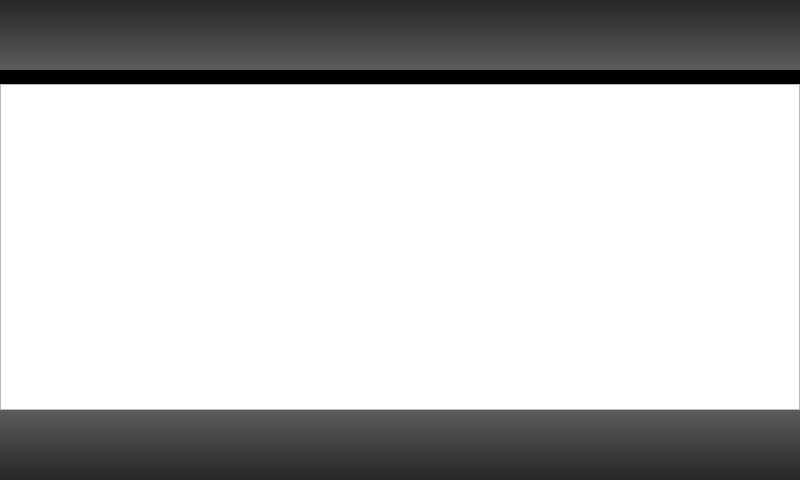
Qt form src/ui/libraryform.ui (niktischenko/someplayer) before a commit.
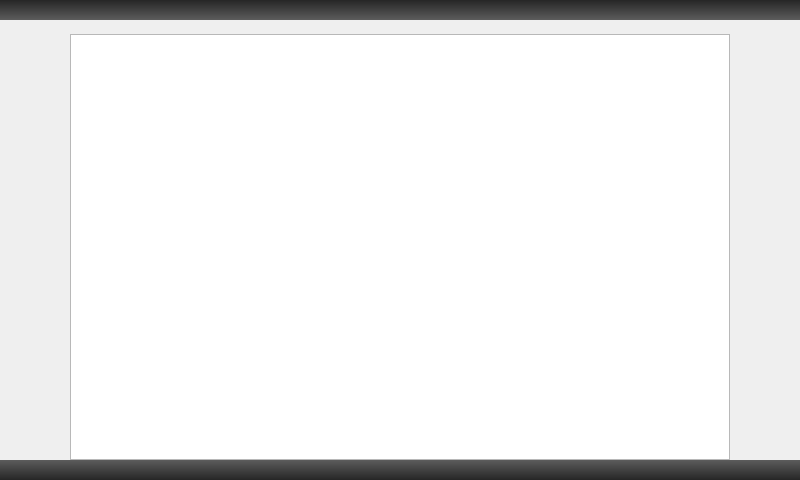
The same form after that commit. Icons and pictures are not drawn.

Commit message: Black icons came back Improved UI Enhanced performance

The edit to the form file:
```diff
--- a/src/ui/libraryform.ui
+++ b/src/ui/libraryform.ui
@@ -50,22 +50,17 @@
   <property name="windowTitle">
    <string>Form</string>
   </property>
-  <layout class="QHBoxLayout" name="horizontalLayout_3">
-   <property name="spacing">
-    <number>0</number>
-   </property>
-   <property name="margin">
-    <number>0</number>
-   </property>
-   <item>
     <layout class="QVBoxLayout" name="verticalLayout_2">
      <property name="spacing">
       <number>0</number>
      </property>
+   <property name="margin">
+    <number>0</number>
+   </property>
      <item>
       <widget class="QWidget" name="topWidget" native="true">
        <property name="styleSheet">
-        <string notr="true">background: qlineargradient(spread:pad, x1:0, y1:0, x2:0, y2:1, stop:0.00549451 rgba(38, 38, 38, 255), stop:0.994505 rgba(92, 92, 92, 255))</string>
+      <string notr="true">background: qlineargradient(spread:pad, x1:0, y1:0, x2:0, y2:1, stop:0 rgba(38, 38, 38, 255), stop:1 rgba(92, 92, 92, 255))</string>
        </property>
        <layout class="QHBoxLayout" name="horizontalLayout">
         <property name="spacing">
@@ -75,39 +70,59 @@
          <number>0</number>
         </property>
         <item>
-         <widget class="QPushButton" name="backButton">
-          <property name="sizePolicy">
-           <sizepolicy hsizetype="Fixed" vsizetype="Fixed">
-            <horstretch>0</horstretch>
-            <verstretch>0</verstretch>
-           </sizepolicy>
-          </property>
-          <property name="minimumSize">
+       <spacer name="thorizontalSpacer_0">
+        <property name="orientation">
+         <enum>Qt::Horizontal</enum>
+        </property>
+        <property name="sizeHint" stdset="0">
            <size>
-            <width>70</width>
-            <height>70</height>
-           </size>
-          </property>
-          <property name="maximumSize">
+          <width>40</width>
+          <height>20</height>
+         </size>
+        </property>
+       </spacer>
+      </item>
+      <item>
+       <spacer name="thorizontalSpacer_1">
+        <property name="orientation">
+         <enum>Qt::Horizontal</enum>
+        </property>
+        <property name="sizeHint" stdset="0">
            <size>
-            <width>70</width>
-            <height>70</height>
-           </size>
-          </property>
-          <property name="text">
-           <string/>
-          </property>
-          <property name="icon">
-           <iconset>
-            <normaloff>:/icons/white/back.png</normaloff>:/icons/white/back.png</iconset>
-          </property>
-          <property name="flat">
-           <bool>true</bool>
-          </property>
-         </widget>
+          <width>40</width>
+          <height>20</height>
+         </size>
+        </property>
+       </spacer>
+      </item>
+      <item>
+       <spacer name="thorizontalSpacer_2">
+        <property name="orientation">
+         <enum>Qt::Horizontal</enum>
+        </property>
+        <property name="sizeHint" stdset="0">
+         <size>
+          <width>40</width>
+          <height>20</height>
+         </size>
+        </property>
+       </spacer>
+      </item>
+      <item>
+       <spacer name="thorizontalSpacer_3">
+        <property name="orientation">
+         <enum>Qt::Horizontal</enum>
+        </property>
+        <property name="sizeHint" stdset="0">
+         <size>
+          <width>40</width>
+          <height>20</height>
+         </size>
+        </property>
+       </spacer>
         </item>
         <item>
-         <spacer name="horizontalSpacer">
+       <spacer name="thorizontalSpacer_4">
           <property name="orientation">
            <enum>Qt::Horizontal</enum>
           </property>
@@ -122,6 +137,64 @@
           </property>
          </spacer>
         </item>
+     </layout>
+    </widget>
+   </item>
+   <item>
+    <layout class="QHBoxLayout" name="horizontalLayout_3">
+     <property name="spacing">
+      <number>0</number>
+     </property>
+     <item>
+      <layout class="QVBoxLayout" name="lverticalLayout">
+       <property name="spacing">
+        <number>0</number>
+       </property>
+       <item>
+        <widget class="QPushButton" name="backButton">
+         <property name="sizePolicy">
+          <sizepolicy hsizetype="Fixed" vsizetype="Fixed">
+           <horstretch>0</horstretch>
+           <verstretch>0</verstretch>
+          </sizepolicy>
+         </property>
+         <property name="minimumSize">
+          <size>
+           <width>70</width>
+           <height>70</height>
+          </size>
+         </property>
+         <property name="maximumSize">
+          <size>
+           <width>70</width>
+           <height>70</height>
+          </size>
+         </property>
+         <property name="text">
+          <string/>
+         </property>
+         <property name="icon">
+          <iconset resource="../../resources/resources.qrc">
+           <normaloff>:/icons/white/back.png</normaloff>:/icons/white/back.png</iconset>
+         </property>
+         <property name="flat">
+          <bool>true</bool>
+         </property>
+        </widget>
+       </item>
+       <item>
+        <spacer name="lverticalSpacer_0">
+         <property name="orientation">
+          <enum>Qt::Vertical</enum>
+         </property>
+         <property name="sizeHint" stdset="0">
+          <size>
+           <width>20</width>
+           <height>40</height>
+          </size>
+         </property>
+        </spacer>
+       </item>
         <item>
          <widget class="QPushButton" name="addButton">
           <property name="sizePolicy">
@@ -146,7 +219,7 @@
            <string/>
           </property>
           <property name="icon">
-           <iconset>
+          <iconset resource="../../resources/resources.qrc">
             <normaloff>:/icons/white/add.png</normaloff>:/icons/white/add.png</iconset>
           </property>
           <property name="flat">
@@ -155,14 +228,14 @@
          </widget>
         </item>
         <item>
-         <spacer name="horizontalSpacer_2">
+        <spacer name="lverticalSpacer_1">
           <property name="orientation">
-           <enum>Qt::Horizontal</enum>
+          <enum>Qt::Vertical</enum>
           </property>
           <property name="sizeHint" stdset="0">
            <size>
-            <width>40</width>
-            <height>20</height>
+           <width>20</width>
+           <height>40</height>
            </size>
           </property>
          </spacer>
@@ -185,7 +258,7 @@
            <string/>
           </property>
           <property name="icon">
-           <iconset>
+          <iconset resource="../../resources/resources.qrc">
             <normaloff>:/icons/white/delete.png</normaloff>:/icons/white/delete.png</iconset>
           </property>
           <property name="flat">
@@ -194,14 +267,14 @@
          </widget>
         </item>
         <item>
-         <spacer name="horizontalSpacer_3">
+        <spacer name="lverticalSpacer_2">
           <property name="orientation">
-           <enum>Qt::Horizontal</enum>
+          <enum>Qt::Vertical</enum>
           </property>
           <property name="sizeHint" stdset="0">
            <size>
-            <width>40</width>
-            <height>20</height>
+           <width>20</width>
+           <height>40</height>
            </size>
           </property>
          </spacer>
@@ -230,7 +303,7 @@
            <string/>
           </property>
           <property name="icon">
-           <iconset>
+          <iconset resource="../../resources/resources.qrc">
             <normaloff>:/icons/white/use.png</normaloff>:/icons/white/use.png</iconset>
           </property>
           <property name="flat">
@@ -239,20 +312,20 @@
          </widget>
         </item>
         <item>
-         <spacer name="thorizontalSpacer_0">
+        <spacer name="lverticalSpacer_3">
           <property name="orientation">
-           <enum>Qt::Horizontal</enum>
+          <enum>Qt::Vertical</enum>
           </property>
           <property name="sizeHint" stdset="0">
            <size>
-            <width>40</width>
-            <height>20</height>
+           <width>20</width>
+           <height>40</height>
            </size>
           </property>
          </spacer>
         </item>
         <item>
-         <widget class="QPushButton" name="selectAllButton">
+        <widget class="QPushButton" name="playerButton">
           <property name="sizePolicy">
            <sizepolicy hsizetype="Fixed" vsizetype="Fixed">
             <horstretch>0</horstretch>
@@ -275,53 +348,8 @@
            <string/>
           </property>
           <property name="icon">
-           <iconset>
-            <normaloff>:/icons/white/select_all.png</normaloff>:/icons/white/select_all.png</iconset>
-          </property>
-          <property name="flat">
-           <bool>true</bool>
-          </property>
-         </widget>
-        </item>
-        <item>
-         <spacer name="horizontalSpacer_5">
-          <property name="orientation">
-           <enum>Qt::Horizontal</enum>
-          </property>
-          <property name="sizeHint" stdset="0">
-           <size>
-            <width>40</width>
-            <height>20</height>
-           </size>
-          </property>
-         </spacer>
-        </item>
-        <item>
-         <widget class="QPushButton" name="moreButton">
-          <property name="sizePolicy">
-           <sizepolicy hsizetype="Fixed" vsizetype="Fixed">
-            <horstretch>0</horstretch>
-            <verstretch>0</verstretch>
-           </sizepolicy>
-          </property>
-          <property name="minimumSize">
-           <size>
-            <width>70</width>
-            <height>70</height>
-           </size>
-          </property>
-          <property name="maximumSize">
-           <size>
-            <width>70</width>
-            <height>70</height>
-           </size>
-          </property>
-          <property name="text">
-           <string/>
-          </property>
-          <property name="icon">
-           <iconset>
-            <normaloff>:/icons/white/more.png</normaloff>:/icons/white/more.png</iconset>
+          <iconset resource="../../resources/resources.qrc">
+           <normaloff>:/icons/white/player.png</normaloff>:/icons/white/player.png</iconset>
           </property>
           <property name="flat">
            <bool>true</bool>
@@ -329,8 +357,12 @@
          </widget>
         </item>
        </layout>
-      </widget>
      </item>
+     <item>
+      <layout class="QVBoxLayout" name="verticalLayout">
+       <property name="spacing">
+        <number>0</number>
+       </property>
      <item>
       <layout class="QVBoxLayout" name="toolsLayout"/>
      </item>
@@ -339,10 +371,6 @@
        <property name="enabled">
         <bool>false</bool>
        </property>
-       <property name="styleSheet">
-        <string notr="true">background: black;
-color: white;</string>
-       </property>
        <property name="text">
         <string/>
        </property>
@@ -379,20 +407,60 @@
        </property>
       </widget>
      </item>
+      </layout>
+     </item>
      <item>
-      <widget class="QWidget" name="bottomWidget" native="true">
-       <property name="styleSheet">
-        <string notr="true">background: qlineargradient(spread:pad, x1:0, y1:1, x2:0, y2:0, stop:0.00549451 rgba(38, 38, 38, 255), stop:0.994505 rgba(92, 92, 92, 255))</string>
-       </property>
-       <layout class="QHBoxLayout" name="horizontalLayout_2">
+      <layout class="QVBoxLayout" name="rverticalLayout">
         <property name="spacing">
          <number>0</number>
         </property>
-        <property name="margin">
-         <number>0</number>
-        </property>
+       <item>
+        <widget class="QPushButton" name="moreButton">
+         <property name="sizePolicy">
+          <sizepolicy hsizetype="Fixed" vsizetype="Fixed">
+           <horstretch>0</horstretch>
+           <verstretch>0</verstretch>
+          </sizepolicy>
+         </property>
+         <property name="minimumSize">
+          <size>
+           <width>70</width>
+           <height>70</height>
+          </size>
+         </property>
+         <property name="maximumSize">
+          <size>
+           <width>70</width>
+           <height>70</height>
+          </size>
+         </property>
+         <property name="text">
+          <string/>
+         </property>
+         <property name="icon">
+          <iconset resource="../../resources/resources.qrc">
+           <normaloff>:/icons/white/more.png</normaloff>:/icons/white/more.png</iconset>
+         </property>
+         <property name="flat">
+          <bool>true</bool>
+         </property>
+        </widget>
+       </item>
         <item>
-         <widget class="QPushButton" name="playerButton">
+        <spacer name="rverticalSpacer_0">
+         <property name="orientation">
+          <enum>Qt::Vertical</enum>
+         </property>
+         <property name="sizeHint" stdset="0">
+          <size>
+           <width>20</width>
+           <height>40</height>
+          </size>
+         </property>
+        </spacer>
+       </item>
+       <item>
+        <widget class="QPushButton" name="selectAllButton">
           <property name="sizePolicy">
            <sizepolicy hsizetype="Fixed" vsizetype="Fixed">
             <horstretch>0</horstretch>
@@ -415,8 +483,8 @@
            <string/>
           </property>
           <property name="icon">
-           <iconset>
-            <normaloff>:/icons/white/player.png</normaloff>:/icons/white/player.png</iconset>
+          <iconset resource="../../resources/resources.qrc">
+           <normaloff>:/icons/white/select_all.png</normaloff>:/icons/white/select_all.png</iconset>
           </property>
           <property name="flat">
            <bool>true</bool>
@@ -424,14 +492,14 @@
          </widget>
         </item>
         <item>
-         <spacer name="bhorizontalSpacer_0">
+        <spacer name="rverticalSpacer_1">
           <property name="orientation">
-           <enum>Qt::Horizontal</enum>
+          <enum>Qt::Vertical</enum>
           </property>
           <property name="sizeHint" stdset="0">
            <size>
-            <width>40</width>
-            <height>20</height>
+           <width>20</width>
+           <height>40</height>
            </size>
           </property>
          </spacer>
@@ -460,7 +528,7 @@
            <string/>
           </property>
           <property name="icon">
-           <iconset>
+          <iconset resource="../../resources/resources.qrc">
             <normaloff>:/icons/white/artists.png</normaloff>:/icons/white/artists.png</iconset>
           </property>
           <property name="flat">
@@ -469,59 +537,14 @@
          </widget>
         </item>
         <item>
-         <spacer name="bhorizontalSpacer_1">
+        <spacer name="rverticalSpacer_2">
           <property name="orientation">
-           <enum>Qt::Horizontal</enum>
+          <enum>Qt::Vertical</enum>
           </property>
           <property name="sizeHint" stdset="0">
            <size>
-            <width>40</width>
-            <height>20</height>
-           </size>
-          </property>
-         </spacer>
-        </item>
-        <item>
-         <widget class="QPushButton" name="dynamicButton">
-          <property name="sizePolicy">
-           <sizepolicy hsizetype="Fixed" vsizetype="Fixed">
-            <horstretch>0</horstretch>
-            <verstretch>0</verstretch>
-           </sizepolicy>
-          </property>
-          <property name="minimumSize">
-           <size>
-            <width>70</width>
-            <height>70</height>
-           </size>
-          </property>
-          <property name="maximumSize">
-           <size>
-            <width>70</width>
-            <height>70</height>
-           </size>
-          </property>
-          <property name="text">
-           <string/>
-          </property>
-          <property name="icon">
-           <iconset>
-            <normaloff>:/icons/white/dynamic.png</normaloff>:/icons/white/dynamic.png</iconset>
-          </property>
-          <property name="flat">
-           <bool>true</bool>
-          </property>
-         </widget>
-        </item>
-        <item>
-         <spacer name="horizontalSpacer_4">
-          <property name="orientation">
-           <enum>Qt::Horizontal</enum>
-          </property>
-          <property name="sizeHint" stdset="0">
-           <size>
-            <width>40</width>
-            <height>20</height>
+           <width>20</width>
+           <height>40</height>
            </size>
           </property>
          </spacer>
@@ -544,7 +567,7 @@
            <string/>
           </property>
           <property name="icon">
-           <iconset>
+          <iconset resource="../../resources/resources.qrc">
             <normaloff>:/icons/white/playlists.png</normaloff>:/icons/white/playlists.png</iconset>
           </property>
           <property name="flat">
@@ -552,13 +575,113 @@
           </property>
          </widget>
         </item>
-       </layout>
+       <item>
+        <spacer name="rverticalSpacer_3">
+         <property name="orientation">
+          <enum>Qt::Vertical</enum>
+         </property>
+         <property name="sizeHint" stdset="0">
+          <size>
+           <width>20</width>
+           <height>40</height>
+          </size>
+         </property>
+        </spacer>
+       </item>
+       <item>
+        <widget class="QPushButton" name="dynamicButton">
+         <property name="sizePolicy">
+          <sizepolicy hsizetype="Fixed" vsizetype="Fixed">
+           <horstretch>0</horstretch>
+           <verstretch>0</verstretch>
+          </sizepolicy>
+         </property>
+         <property name="minimumSize">
+          <size>
+           <width>70</width>
+           <height>70</height>
+          </size>
+         </property>
+         <property name="maximumSize">
+          <size>
+           <width>70</width>
+           <height>70</height>
+          </size>
+         </property>
+         <property name="text">
+          <string/>
+         </property>
+         <property name="icon">
+          <iconset resource="../../resources/resources.qrc">
+           <normaloff>:/icons/white/dynamic.png</normaloff>:/icons/white/dynamic.png</iconset>
+         </property>
+         <property name="flat">
+          <bool>true</bool>
+         </property>
       </widget>
      </item>
     </layout>
    </item>
   </layout>
- </widget>
- <resources/>
+   </item>
+   <item>
+    <widget class="QWidget" name="bottomWidget" native="true">
+     <property name="styleSheet">
+      <string notr="true">background: qlineargradient(spread:pad, x1:0, y1:1, x2:0, y2:0, stop:0 rgba(38, 38, 38, 255), stop:1 rgba(92, 92, 92, 255))</string>
+     </property>
+     <layout class="QHBoxLayout" name="horizontalLayout_2">
+      <property name="spacing">
+       <number>0</number>
+      </property>
+      <property name="margin">
+       <number>0</number>
+      </property>
+      <item>
+       <spacer name="bhorizontalSpacer_0">
+        <property name="orientation">
+         <enum>Qt::Horizontal</enum>
+        </property>
+        <property name="sizeHint" stdset="0">
+         <size>
+          <width>40</width>
+          <height>20</height>
+         </size>
+        </property>
+       </spacer>
+      </item>
+      <item>
+       <spacer name="bhorizontalSpacer_1">
+        <property name="orientation">
+         <enum>Qt::Horizontal</enum>
+        </property>
+        <property name="sizeHint" stdset="0">
+         <size>
+          <width>40</width>
+          <height>20</height>
+         </size>
+        </property>
+       </spacer>
+      </item>
+      <item>
+       <spacer name="bhorizontalSpacer_2">
+        <property name="orientation">
+         <enum>Qt::Horizontal</enum>
+        </property>
+        <property name="sizeHint" stdset="0">
+         <size>
+          <width>40</width>
+          <height>20</height>
+         </size>
+        </property>
+       </spacer>
+      </item>
+     </layout>
+    </widget>
+   </item>
+  </layout>
+ </widget>
+ <resources>
+  <include location="../../resources/resources.qrc"/>
+ </resources>
  <connections/>
 </ui>
```
Lines whose indentation alone changed are shown as unchanged. The commit also changes 48 other files.
